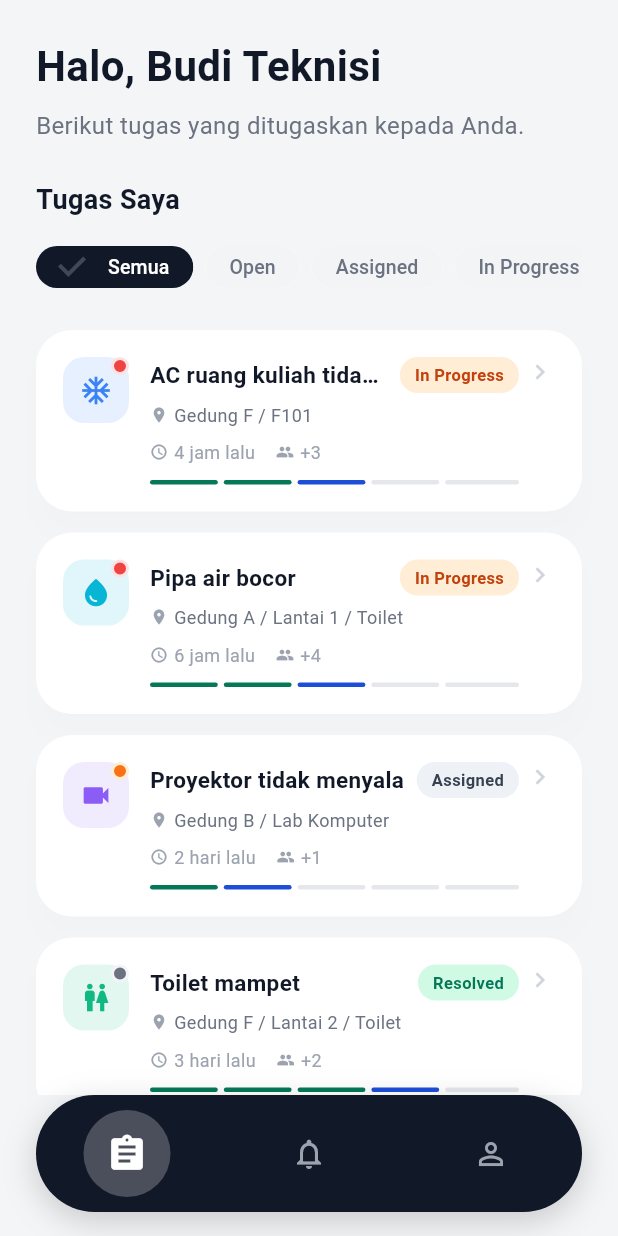
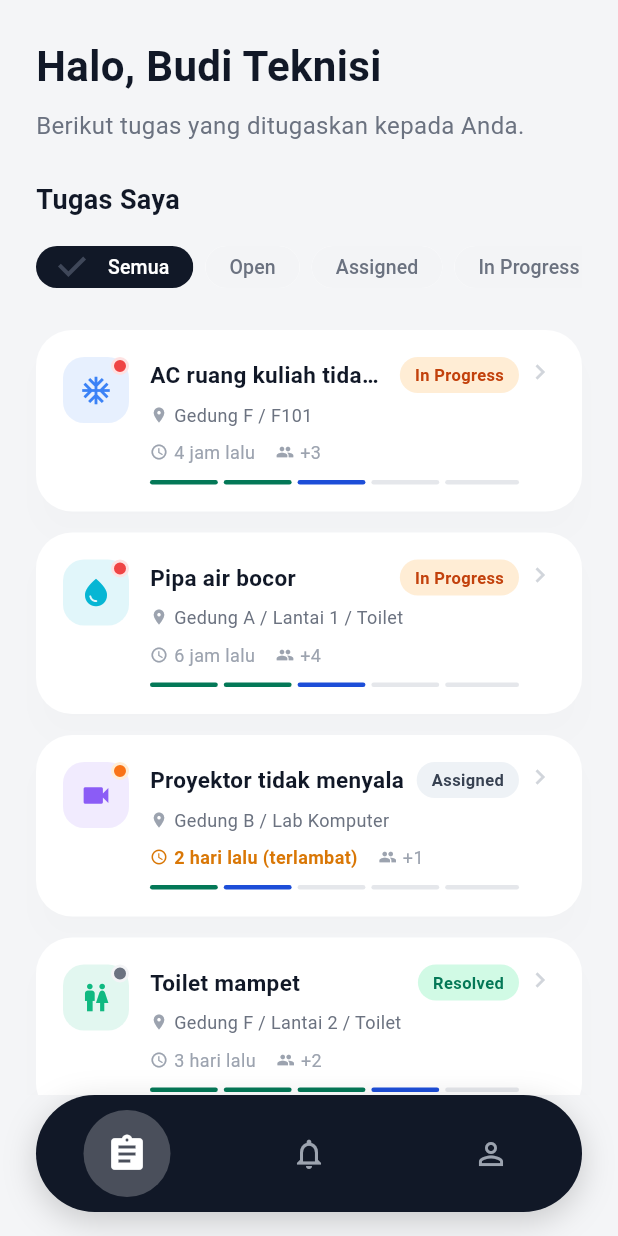
Before and after one commit to Nyot-Nyot/civic_campus, a Flutter app: the StaffHomeScreen screen opened by its route, on a phone screen of 412 x 824 dp. Run offline on Flutter 3.47's test engine with Material 3 defaults, Android fonts, the phone set to English and light mode, and no system bars.

Commit message:
Refactor incident management; replace status strings with constants, add createdAt field, implement overdue check, and enhance incident repository with status update functionality and note management

```diff
--- a/lib/data/dummy_data.dart
+++ b/lib/data/dummy_data.dart
@@ -11,13 +11,13 @@ import 'models/suggestion.dart';
 // INCIDENTS
 // ---------------------------------------------------------------------------
 
-const allIncidents = <Incident>[
+final allIncidents = <Incident>[
   Incident(
     id: 'INC-001',
     title: 'AC ruang kuliah tidak dingin',
     location: 'Gedung F / F101',
     category: 'AC',
-    status: 'In Progress',
+    status: statusInProgress,
     timeAgo: '4 jam lalu',
     photoCount: 2,
     confirmationCount: 3,
@@ -25,104 +25,112 @@ const allIncidents = <Incident>[
         'AC tidak mengeluarkan udara dingin sejak pagi, remote tidak berfungsi.',
     assignedTo: 'Budi Teknisi',
     priority: 'Tinggi',
+    createdAt: DateTime(2026, 6, 2, 6, 0),
   ),
   Incident(
     id: 'INC-002',
     title: 'Lampu koridor mati',
     location: 'Gedung A / Lantai 2 / Koridor',
     category: 'Lampu',
-    status: 'Open',
+    status: statusOpen,
     timeAgo: '1 hari lalu',
     photoCount: 1,
     confirmationCount: 5,
     description: '3 lampu koridor mati total, area gelap.',
     priority: 'Sedang',
+    createdAt: DateTime(2026, 6, 1, 10, 0),
   ),
   Incident(
     id: 'INC-003',
     title: 'Proyektor tidak menyala',
     location: 'Gedung B / Lab Komputer',
     category: 'Proyektor',
-    status: 'Assigned',
+    status: statusAssigned,
     timeAgo: '2 hari lalu',
     photoCount: 1,
     confirmationCount: 1,
     assignedTo: 'Budi Teknisi',
     priority: 'Sedang',
+    createdAt: DateTime(2026, 5, 31, 10, 0),
   ),
   Incident(
     id: 'INC-004',
     title: 'Toilet mampet',
     location: 'Gedung F / Lantai 2 / Toilet',
     category: 'Toilet',
-    status: 'Resolved',
+    status: statusResolved,
     timeAgo: '3 hari lalu',
     photoCount: 3,
     confirmationCount: 2,
     assignedTo: 'Budi Teknisi',
     priority: 'Rendah',
+    createdAt: DateTime(2026, 5, 30, 10, 0),
   ),
   Incident(
     id: 'INC-005',
     title: 'Meja kursi rusak',
     location: 'Asrama Putra / Lantai 2 / Kamar 201',
     category: 'Furnitur',
-    status: 'Closed',
+    status: statusClosed,
     timeAgo: '1 minggu lalu',
     photoCount: 1,
     confirmationCount: 0,
     priority: 'Rendah',
+    createdAt: DateTime(2026, 5, 26, 10, 0),
   ),
   Incident(
     id: 'INC-006',
     title: 'WiFi lambat',
     location: 'Perpustakaan / Lantai 1 / Ruang Baca',
     category: 'WiFi',
-    status: 'Open',
+    status: statusOpen,
     timeAgo: '30 menit lalu',
     photoCount: 1,
     confirmationCount: 8,
     priority: 'Tinggi',
+    createdAt: DateTime(2026, 6, 2, 9, 30),
   ),
   Incident(
     id: 'INC-007',
     title: 'Pipa air bocor',
     location: 'Gedung A / Lantai 1 / Toilet',
     category: 'Pipa Air',
-    status: 'In Progress',
+    status: statusInProgress,
     timeAgo: '6 jam lalu',
     photoCount: 2,
     confirmationCount: 4,
     assignedTo: 'Budi Teknisi',
     priority: 'Tinggi',
+    createdAt: DateTime(2026, 6, 2, 4, 0),
   ),
   Incident(
     id: 'INC-008',
     title: 'Kebersihan area baca',
     location: 'Perpustakaan / Lantai 1 / Area Buku',
     category: 'Kebersihan',
-    status: 'Closed',
+    status: statusClosed,
     timeAgo: '2 minggu lalu',
     photoCount: 1,
     confirmationCount: 2,
     priority: 'Rendah',
+    createdAt: DateTime(2026, 5, 19, 10, 0),
   ),
 ];
 
 const statusColors = <String, Color>{
-  'Open': Color(0xFF1D4ED8),
-  'Assigned': Color(0xFF374151),
-  'In Progress': Color(0xFFC2410C),
-  'Resolved': Color(0xFF047857),
-  'Closed': Color(0xFF6B7280),
+  statusOpen: Color(0xFF1D4ED8),
+  statusAssigned: Color(0xFF374151),
+  statusInProgress: Color(0xFFC2410C),
+  statusResolved: Color(0xFF047857),
+  statusClosed: Color(0xFF6B7280),
 };
 
 const statusBgColors = <String, Color>{
-  'Open': Color(0xFFEFF6FF),
-  'Assigned': Color(0xFFEEF2F6),
-  'In Progress': Color(0xFFFFEDD5),
-  'Resolved': Color(0xFFD1FAE5),
-  'Closed': Color(0xFFF3F4F6),
+  statusOpen: Color(0xFFEFF6FF),
+  statusAssigned: Color(0xFFEEF2F6),
+  statusInProgress: Color(0xFFFFEDD5),
+  statusResolved: Color(0xFFD1FAE5),
+  statusClosed: Color(0xFFF3F4F6),
 };
 
 const categoryIcons = <String, IconData>{
@@ -164,11 +172,11 @@ const priorityBgColors = <String, Color>{
 };
 
 const statusFlow = [
-  'Open',
-  'Assigned',
-  'In Progress',
-  'Resolved',
-  'Closed',
+  statusOpen,
+  statusAssigned,
+  statusInProgress,
+  statusResolved,
+  statusClosed,
 ];
 
 // ---------------------------------------------------------------------------
@@ -383,7 +391,7 @@ const duplicateSuggestions = <DuplicateSuggestion>[
     category: 'AC',
     building: 'Gedung F',
     floor: 'Lantai 2',
-    status: 'In Progress',
+    status: statusInProgress,
     confirmCount: 3,
   ),
   DuplicateSuggestion(
@@ -392,7 +400,7 @@ const duplicateSuggestions = <DuplicateSuggestion>[
     category: 'AC',
     building: 'Gedung F',
     floor: 'Lantai 1',
-    status: 'Open',
+    status: statusOpen,
     confirmCount: 1,
   ),
 ];
--- a/lib/data/models/incident.dart
+++ b/lib/data/models/incident.dart
@@ -1,3 +1,9 @@
+const statusOpen = 'Open';
+const statusAssigned = 'Assigned';
+const statusInProgress = 'In Progress';
+const statusResolved = 'Resolved';
+const statusClosed = 'Closed';
+
 class Incident {
   final String id;
   final String title;
@@ -10,6 +16,7 @@ class Incident {
   final String description;
   final String? assignedTo;
   final String priority;
+  final DateTime createdAt;
 
   const Incident({
     required this.id,
@@ -23,5 +30,41 @@ class Incident {
     this.description = '',
     this.assignedTo,
     this.priority = 'Sedang',
+    required this.createdAt,
   });
+
+  bool isOverdue([DateTime? now]) {
+    const terminal = {statusResolved, statusClosed};
+    if (terminal.contains(status)) return false;
+    return (now ?? DateTime.now()).difference(createdAt) > const Duration(hours: 24);
+  }
+  Incident copyWith({
+    String? id,
+    String? title,
+    String? location,
+    String? category,
+    String? status,
+    String? timeAgo,
+    int? photoCount,
+    int? confirmationCount,
+    String? description,
+    String? assignedTo,
+    String? priority,
+    DateTime? createdAt,
+  }) {
+    return Incident(
+      id: id ?? this.id,
+      title: title ?? this.title,
+      location: location ?? this.location,
+      category: category ?? this.category,
+      status: status ?? this.status,
+      timeAgo: timeAgo ?? this.timeAgo,
+      photoCount: photoCount ?? this.photoCount,
+      confirmationCount: confirmationCount ?? this.confirmationCount,
+      description: description ?? this.description,
+      assignedTo: assignedTo ?? this.assignedTo,
+      priority: priority ?? this.priority,
+      createdAt: createdAt ?? this.createdAt,
+    );
+  }
 }
--- a/lib/screens/my_incidents_screen.dart
+++ b/lib/screens/my_incidents_screen.dart
@@ -61,7 +61,7 @@ class _MyIncidentsBodyState extends State<_MyIncidentsBody> {
   }
 
   bool _isClosedOrResolved(String status) {
-    return status == 'Closed' || status == 'Resolved';
+    return status == statusClosed || status == statusResolved;
   }
 
   @override
--- a/lib/screens/new_report_screen.dart
+++ b/lib/screens/new_report_screen.dart
@@ -1,6 +1,7 @@
 import 'package:flutter/material.dart';
 
 import '../data/models/building.dart';
+import '../data/models/incident.dart';
 import '../data/dummy_data.dart';
 
 class NewReportScreen extends StatefulWidget {
@@ -1090,7 +1091,7 @@ class _NewReportScreenState extends State<NewReportScreen> {
                                   padding: const EdgeInsets.symmetric(
                                       horizontal: 8, vertical: 2),
                                   decoration: BoxDecoration(
-                                    color: s.status == 'In Progress'
+                                    color: s.status == statusInProgress
                                         ? const Color(0xFFFFEDD5)
                                         : const Color(0xFFEFF6FF),
                                     borderRadius: BorderRadius.circular(8),
@@ -1100,7 +1101,7 @@ class _NewReportScreenState extends State<NewReportScreen> {
                                     style: TextStyle(
                                       fontSize: 10,
                                       fontWeight: FontWeight.w600,
-                                      color: s.status == 'In Progress'
+                                      color: s.status == statusInProgress
                                           ? const Color(0xFFC2410C)
                                           : const Color(0xFF1D4ED8),
                                     ),
--- a/lib/screens/profile_screen.dart
+++ b/lib/screens/profile_screen.dart
@@ -1,5 +1,6 @@
 import 'package:flutter/material.dart';
 
+import '../data/models/incident.dart';
 import '../data/dummy_data.dart';
 import '../data/repositories/incident_repository.dart';
 import 'login_screen.dart';
@@ -48,8 +49,8 @@ class _ProfileBodyState extends State<_ProfileBody> {
       if (!mounted) return;
       setState(() {
         _totalIncidents = tasks.length;
-        _inProgressTasks = tasks.where((t) => t.status == 'In Progress').length;
-        _completedIncidents = tasks.where((t) => t.status == 'Resolved' || t.status == 'Closed').length;
+        _inProgressTasks = tasks.where((t) => t.status == statusInProgress).length;
+        _completedIncidents = tasks.where((t) => t.status == statusResolved || t.status == statusClosed).length;
         _isLoadingStats = false;
       });
     } else {
--- a/lib/screens/staff_home_screen.dart
+++ b/lib/screens/staff_home_screen.dart
@@ -122,7 +122,7 @@ class _MyTasksTabState extends State<_MyTasksTab> {
   bool _isLoading = true;
   String _activeFilter = 'Semua';
 
-  final _filters = ['Semua', 'Open', 'Assigned', 'In Progress', 'Resolved'];
+  final _filters = ['Semua', statusOpen, statusAssigned, statusInProgress, statusResolved];
 
   List<Incident> get _filteredTasks {
     final sorted = List<Incident>.from(_tasks)
@@ -438,14 +438,32 @@ class _MyTasksTabState extends State<_MyTasksTab> {
                       const SizedBox(height: 8),
                       Row(
                         children: [
-                          Icon(Icons.access_time,
-                              size: 12, color: const Color(0xFF9CA3AF)),
+                          Tooltip(
+                            message: item.isOverdue() ? 'Terlambat' : '',
+                            child: Semantics(
+                              label: item.isOverdue()
+                                  ? 'Laporan terlambat'
+                                  : '',
+                              child: Icon(Icons.access_time,
+                                  size: 12,
+                                  color: item.isOverdue()
+                                      ? const Color(0xFFD97706)
+                                      : const Color(0xFF9CA3AF)),
+                            ),
+                          ),
                           const SizedBox(width: 4),
                           Text(
-                            item.timeAgo,
-                            style: const TextStyle(
+                            item.isOverdue()
+                                ? '${item.timeAgo} (terlambat)'
+                                : item.timeAgo,
+                            style: TextStyle(
                               fontSize: 12,
-                              color: Color(0xFF9CA3AF),
+                              color: item.isOverdue()
+                                  ? const Color(0xFFD97706)
+                                  : const Color(0xFF9CA3AF),
+                              fontWeight: item.isOverdue()
+                                  ? FontWeight.w600
+                                  : FontWeight.w400,
                             ),
                           ),
                           if (item.confirmationCount > 0) ...[
```
Also changed, not shown: lib/data/repositories/incident_repository.dart (+22 -2 lines), lib/screens/incident_detail_screen.dart (+125 -50 lines), 2 other files.
